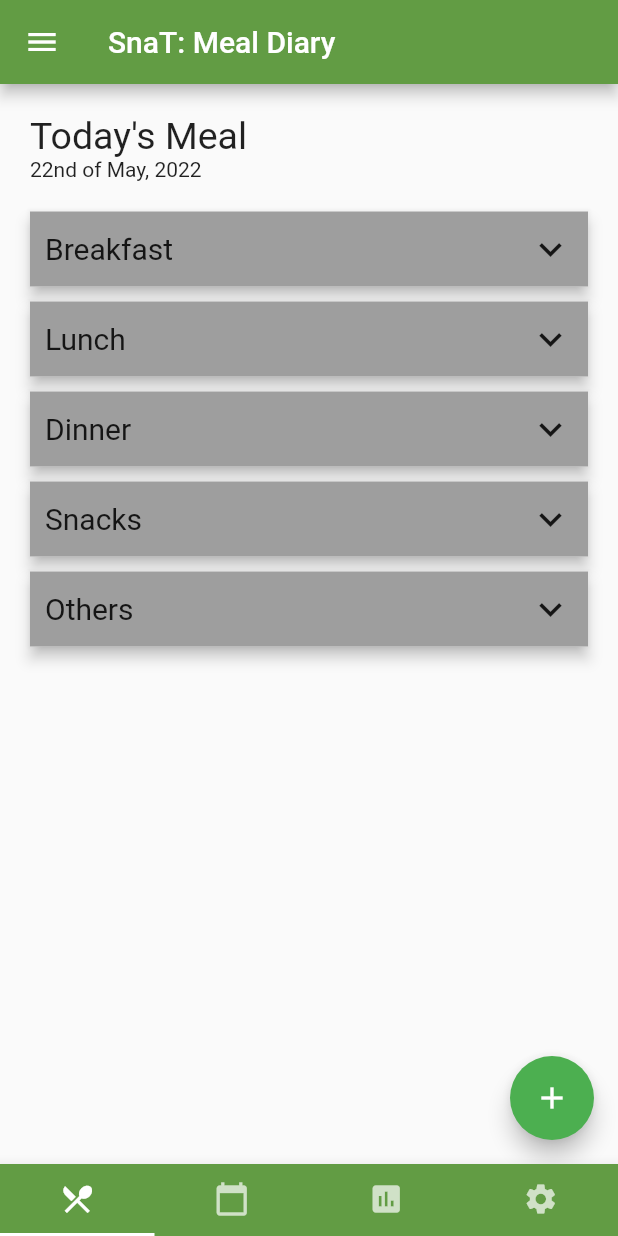
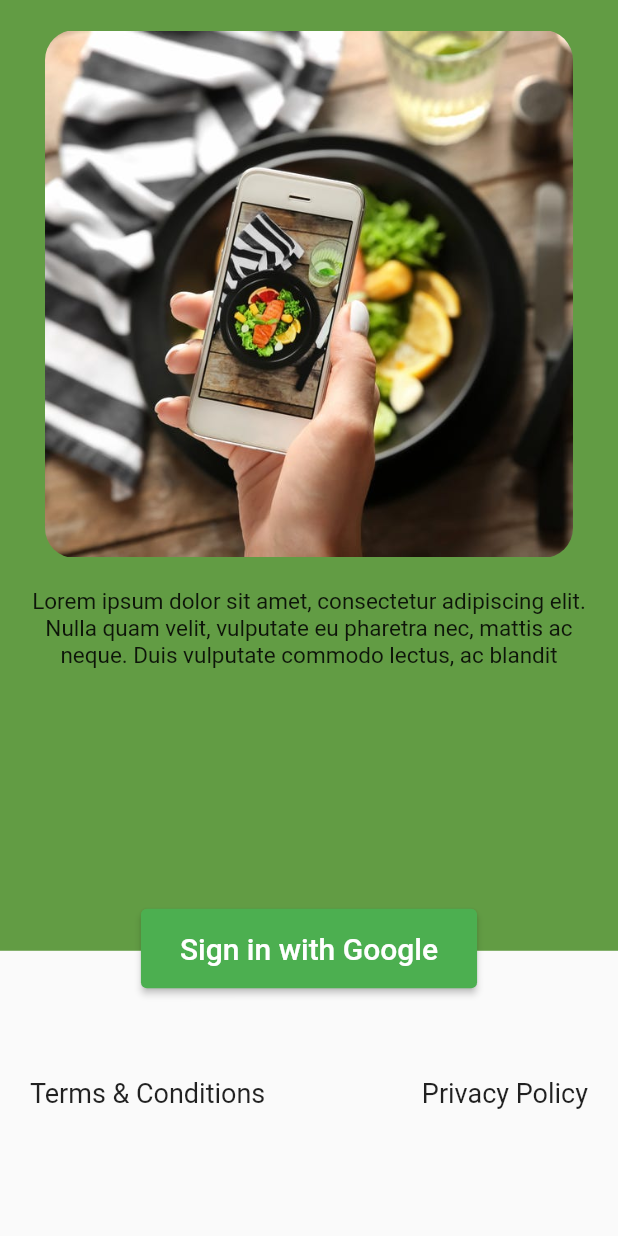
Before and after one commit to cepdnaclk/SnaT-meal-tracking-app, a Flutter app: the screen it shows after launch, on a phone screen of 412 x 824 dp. Run offline on Flutter 3.47's test engine with Material 2 defaults, Android fonts, the phone set to English and light mode, and no system bars.

Commit message:
Login screen creation

```diff
--- /dev/null
+++ b/lib/Pages/login_screen.dart
@@ -0,0 +1,94 @@
+import 'package:flutter/material.dart';
+import 'package:mobile_app/Theme/theme_info.dart';
+import 'package:mobile_app/constants.dart';
+
+class LoginScreen extends StatelessWidget {
+  const LoginScreen({Key? key}) : super(key: key);
+
+  @override
+  Widget build(BuildContext context) {
+    return Scaffold(
+      body: Column(
+        children: [
+          Expanded(
+            child: Stack(
+              clipBehavior: Clip.none,
+              children: [
+                Container(
+                  width: MediaQuery.of(context).size.width,
+                  color: ThemeInfo.primaryColor,
+                  child: Column(
+                    children: [
+                      SizedBox(
+                        height: 20,
+                      ),
+                      ClipRRect(
+                        borderRadius: BorderRadius.circular(20),
+                        child: Image.asset(loginImage,
+                            width: MediaQuery.of(context).size.width - 60,
+                            height: MediaQuery.of(context).size.width - 60),
+                      ),
+                      SizedBox(
+                        height: 20,
+                      ),
+                      Padding(
+                        padding: const EdgeInsets.symmetric(horizontal: 20.0),
+                        child: Text(
+                          introduction,
+                          style: TextStyle(fontSize: 15),
+                          textAlign: TextAlign.center,
+                        ),
+                      ),
+                    ],
+                  ),
+                ),
+                Positioned(
+                  bottom: -25,
+                  child: Container(
+                    width: MediaQuery.of(context).size.width,
+                    alignment: Alignment.center,
+                    child: ElevatedButton(
+                      onPressed: () {},
+                      child: const Padding(
+                        padding: EdgeInsets.symmetric(
+                            vertical: 15.0, horizontal: 10),
+                        child: Text(
+                          "Sign in with Google",
+                          style: TextStyle(fontSize: 20),
+                        ),
+                      ),
+                    ),
+                  ),
+                ),
+              ],
+            ),
+            flex: 10,
+          ),
+          Expanded(
+            child: Container(
+              padding: EdgeInsets.symmetric(horizontal: 20),
+              child: Row(
+                children: const [
+                  Text(
+                    "Terms & Conditions",
+                    style: TextStyle(
+                      fontSize: 18,
+                    ),
+                  ),
+                  Spacer(),
+                  Text(
+                    "Privacy Policy",
+                    style: TextStyle(
+                      fontSize: 18,
+                    ),
+                  ),
+                ],
+              ),
+            ),
+            flex: 3,
+          )
+        ],
+      ),
+    );
+  }
+}
--- a/lib/Pages/welcome_screen.dart
+++ b/lib/Pages/welcome_screen.dart
@@ -1,7 +1,7 @@
 import 'dart:async';
 
 import 'package:flutter/material.dart';
-import 'package:mobile_app/Pages/dashboard_layout.dart';
+import 'package:mobile_app/Pages/login_screen.dart';
 import 'package:mobile_app/Services/custom_page_route.dart';
 import 'package:mobile_app/Theme/theme_info.dart';
 
@@ -22,7 +22,7 @@ class _WelcomeScreenState extends State<WelcomeScreen> {
     timer = Timer.periodic(const Duration(seconds: 3), (timer) {
       timer.cancel();
       Navigator.of(context).push(CustomPageRoute(
-          child: const DashboardLayout(), transition: "slide left"));
+          child: const LoginScreen(), transition: "slide left"));
       // Navigator.push(
       //     context, MaterialPageRoute(builder: (context) => DashboardLayout()));
     });
--- a/lib/Services/custom_page_route.dart
+++ b/lib/Services/custom_page_route.dart
@@ -9,7 +9,7 @@ class CustomPageRoute extends PageRouteBuilder {
                 milliseconds:
                     transition == "slide left" || transition == "slide right"
                         ? 700
-                        : 600),
+                        : 500),
             pageBuilder: (context, animation, secondaryAnimation) => child);
 
   @override
--- a/lib/constants.dart
+++ b/lib/constants.dart
@@ -1 +1,5 @@
 String appName = "SnaT";
+String introduction =
+    "Lorem ipsum dolor sit amet, consectetur adipiscing elit. Nulla quam velit, vulputate eu pharetra nec, mattis ac neque. Duis vulputate commodo lectus, ac blandit";
+
+String loginImage = "assets/images/login.jpg";
```
Also changed, not shown: lib/Pages/add_a_meal_screen.dart (+6 -1 lines), lib/Pages/add_new_food_screen.dart (added, +116 -0 lines), assets/images/login.jpg (added).
